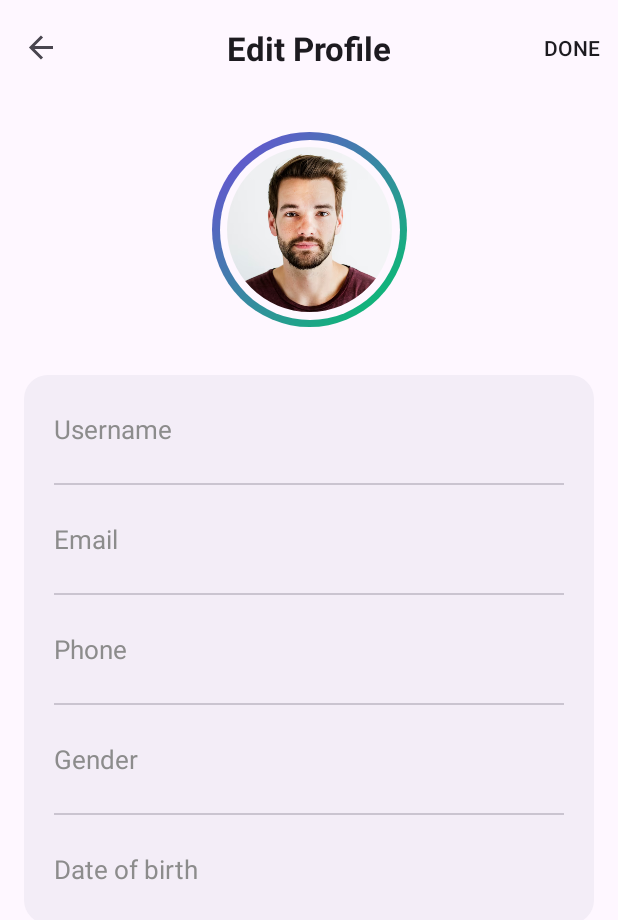
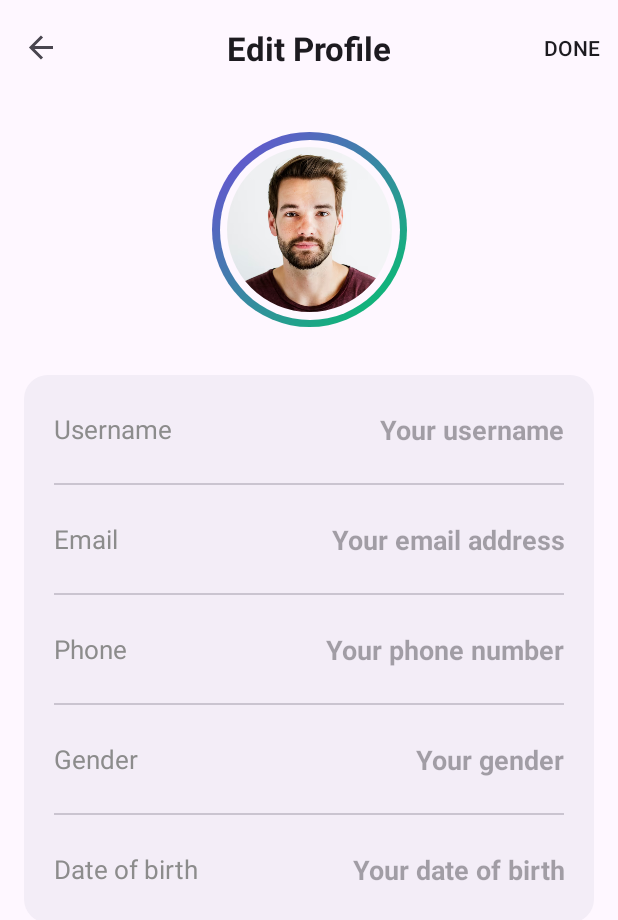
Before and after one commit to ntandat20130221/words-note, an Android app: the EditProfileFragment screen opened through its navigation route, on a phone screen of 412 x 824 dp. Shown: the top 920 px of the screen. Run offline under Robolectric (Android 15) with nearby library versions, the phone set to English and light mode, and no system bars; our stand-ins replace navigation-ui; 4 statements that could not run were skipped.

Commit message:
Styling EditProfileFragment

```diff
--- a/app/src/main/java/com/example/wordnotes/ui/MainActivity.kt
+++ b/app/src/main/java/com/example/wordnotes/ui/MainActivity.kt
@@ -1,8 +1,13 @@
 package com.example.wordnotes.ui
 
 import android.animation.ValueAnimator
+import android.content.Context
+import android.graphics.Rect
 import android.os.Bundle
+import android.view.MotionEvent
 import android.view.View
+import android.view.inputmethod.InputMethodManager
+import android.widget.EditText
 import androidx.annotation.VisibleForTesting
 import androidx.appcompat.app.AppCompatActivity
 import androidx.core.splashscreen.SplashScreen.Companion.installSplashScreen
@@ -14,6 +19,7 @@ import androidx.navigation.fragment.findNavController
 import androidx.navigation.ui.setupWithNavController
 import com.example.wordnotes.R
 import com.example.wordnotes.databinding.ActivityMainBinding
+
 
 interface BottomNavHideable
 
@@ -29,6 +35,22 @@ class MainActivity : AppCompatActivity() {
         binding = ActivityMainBinding.inflate(layoutInflater).also { setContentView(it.root) }
         setUpNavigation()
         controlBottomNavVisibility()
+    }
+
+    override fun dispatchTouchEvent(event: MotionEvent): Boolean {
+        if (event.action == MotionEvent.ACTION_DOWN) {
+            val view = currentFocus
+            if (view is EditText) {
+                val outRect = Rect()
+                view.getGlobalVisibleRect(outRect)
+                if (!outRect.contains(event.rawX.toInt(), event.rawY.toInt())) {
+                    view.clearFocus()
+                    val imm = getSystemService(Context.INPUT_METHOD_SERVICE) as InputMethodManager
+                    imm.hideSoftInputFromWindow(view.getWindowToken(), 0)
+                }
+            }
+        }
+        return super.dispatchTouchEvent(event)
     }
 
     private fun setUpNavigation() {
--- a/app/src/main/java/com/example/wordnotes/ui/account/EditProfileFragment.kt
+++ b/app/src/main/java/com/example/wordnotes/ui/account/EditProfileFragment.kt
@@ -24,6 +24,8 @@ import java.util.Date
 import java.util.Locale
 
 private const val DOB_FORMAT = "dd/MM/yyyy"
+
+// TODO: Styling all layout file, config change: auth & profile package
 
 class EditProfileFragment : Fragment(), BottomNavHideable {
     private var _binding: FragmentEditProfileBinding? = null
@@ -112,8 +114,8 @@ class EditProfileFragment : Fragment(), BottomNavHideable {
                         if (inputUsername.text.toString() != uiState.user.username) inputUsername.setText(uiState.user.username)
                         if (inputEmail.text.toString() != uiState.user.email) inputEmail.setText(uiState.user.email)
                         if (inputPhone.text.toString() != uiState.user.phone) inputPhone.setText(uiState.user.phone)
-                        if (inputGender.text.toString() != uiState.user.gender) inputPhone.setText(uiState.user.gender)
-                        if (inputDob.text.toString() != uiState.user.dob) inputPhone.setText(uiState.user.dob)
+                        if (inputGender.text.toString() != uiState.user.gender) inputGender.setText(uiState.user.gender)
+                        if (inputDob.text.toString() != uiState.user.dob) inputDob.setText(uiState.user.dob)
                     }
                 }
             }
--- /dev/null
+++ b/app/src/main/res/drawable/bg_edit_text_profile.xml
@@ -0,0 +1,9 @@
+<?xml version="1.0" encoding="utf-8"?>
+<selector xmlns:android="http://schemas.android.com/apk/res/android" android:enterFadeDuration="150" android:exitFadeDuration="100">
+    <item android:state_focused="true">
+        <shape android:shape="rectangle">
+            <stroke android:width="2dp" android:color="#1C92ED" />
+            <corners android:radius="4dp" />
+        </shape>
+    </item>
+</selector>
--- a/app/src/main/res/layout/fragment_edit_profile.xml
+++ b/app/src/main/res/layout/fragment_edit_profile.xml
@@ -50,41 +50,33 @@
                 app:shapeAppearanceOverlay="@style/RoundedImageView"
                 app:srcCompat="@drawable/profile" />
 
-            <androidx.constraintlayout.widget.ConstraintLayout
+            <View
+                android:id="@+id/background_view"
                 android:layout_width="0dp"
-                android:layout_height="wrap_content"
+                android:layout_height="0dp"
                 android:layout_marginTop="32dp"
                 android:background="@drawable/bg_edit_profile"
-                android:paddingHorizontal="20dp"
-                android:paddingVertical="24dp"
+                app:layout_constraintBottom_toBottomOf="@id/text_dob"
                 app:layout_constraintEnd_toEndOf="parent"
                 app:layout_constraintStart_toStartOf="parent"
-                app:layout_constraintTop_toBottomOf="@id/view_avatar_outline">
+                app:layout_constraintTop_toBottomOf="@id/view_avatar_outline"
+                app:layout_constraintVertical_bias="0.0" />
 
             <TextView
                 android:id="@+id/text_username"
-                    android:layout_width="wrap_content"
-                    android:layout_height="wrap_content"
+                style="@style/ProfileTextViewStyle"
                 android:text="@string/username"
-                    android:textColor="#8C8C8C"
-                    android:textSize="17sp"
-                    app:layout_constraintStart_toStartOf="parent"
-                    app:layout_constraintTop_toTopOf="parent" />
+                app:layout_constraintStart_toStartOf="@id/background_view"
+                app:layout_constraintTop_toTopOf="@id/background_view" />
 
             <EditText
                 android:id="@+id/input_username"
-                    android:layout_width="0dp"
-                    android:layout_height="wrap_content"
-                    android:background="@null"
-                    android:hint="@null"
+                style="@style/ProfileEditTextStyle"
+                android:layout_marginStart="16dp"
+                android:hint="@string/your_username"
                 android:importantForAutofill="no"
-                    android:inputType="text"
-                    android:paddingStart="16dp"
-                    android:paddingEnd="0dp"
-                    android:textAlignment="textEnd"
-                    android:textStyle="bold"
                 app:layout_constraintBottom_toBottomOf="@+id/text_username"
-                    app:layout_constraintEnd_toEndOf="parent"
+                app:layout_constraintEnd_toEndOf="@id/background_view"
                 app:layout_constraintStart_toEndOf="@+id/text_username"
                 app:layout_constraintTop_toTopOf="@+id/text_username"
                 tools:ignore="LabelFor"
@@ -95,39 +87,30 @@
                 android:layout_width="0dp"
                 android:layout_height="1dp"
                 android:layout_marginTop="24dp"
+                android:layout_marginEnd="8dp"
                 android:background="?colorOutlineVariant"
-                    app:layout_constraintEnd_toEndOf="parent"
-                    app:layout_constraintStart_toStartOf="parent"
+                app:layout_constraintEnd_toEndOf="@+id/input_username"
+                app:layout_constraintStart_toStartOf="@+id/text_username"
                 app:layout_constraintTop_toBottomOf="@id/text_username" />
 
             <TextView
                 android:id="@+id/text_email"
-                    android:layout_width="wrap_content"
-                    android:layout_height="wrap_content"
-                    android:layout_marginTop="24dp"
-                    android:layout_marginBottom="8dp"
+                style="@style/ProfileTextViewStyle"
                 android:text="@string/email"
-                    android:textColor="#8C8C8C"
-                    android:textSize="17sp"
-                    app:layout_constraintStart_toStartOf="parent"
+                app:layout_constraintStart_toStartOf="@+id/background_view"
                 app:layout_constraintTop_toBottomOf="@id/d1" />
 
             <EditText
                 android:id="@+id/input_email"
-                    android:layout_width="0dp"
-                    android:layout_height="wrap_content"
-                    android:background="@null"
-                    android:hint="@null"
+                style="@style/ProfileEditTextStyle"
+                android:hint="@string/your_email_address"
                 android:importantForAutofill="no"
                 android:inputType="textEmailAddress"
-                    android:paddingStart="16dp"
-                    android:paddingEnd="0dp"
-                    android:textAlignment="textEnd"
-                    android:textStyle="bold"
                 app:layout_constraintBottom_toBottomOf="@+id/text_email"
-                    app:layout_constraintEnd_toEndOf="parent"
+                app:layout_constraintEnd_toEndOf="@+id/background_view"
                 app:layout_constraintStart_toEndOf="@+id/text_email"
                 app:layout_constraintTop_toTopOf="@+id/text_email"
+                tools:ignore="LabelFor"
                 tools:text="johnwick@gmail.com" />
 
             <View
@@ -135,81 +118,63 @@
                 android:layout_width="0dp"
                 android:layout_height="1dp"
                 android:layout_marginTop="24dp"
+                android:layout_marginEnd="8dp"
                 android:background="?colorOutlineVariant"
-                    app:layout_constraintEnd_toEndOf="parent"
-                    app:layout_constraintStart_toStartOf="parent"
+                app:layout_constraintEnd_toEndOf="@+id/input_email"
+                app:layout_constraintStart_toStartOf="@+id/text_email"
                 app:layout_constraintTop_toBottomOf="@id/text_email" />
 
             <TextView
                 android:id="@+id/text_phone"
-                    android:layout_width="wrap_content"
-                    android:layout_height="wrap_content"
-                    android:layout_marginTop="24dp"
-                    android:layout_marginBottom="8dp"
+                style="@style/ProfileTextViewStyle"
                 android:text="@string/phone"
-                    android:textColor="#8C8C8C"
-                    android:textSize="17sp"
-                    app:layout_constraintStart_toStartOf="parent"
+                app:layout_constraintStart_toStartOf="@+id/background_view"
                 app:layout_constraintTop_toBottomOf="@id/d2" />
 
             <EditText
                 android:id="@+id/input_phone"
-                    android:layout_width="0dp"
-                    android:layout_height="wrap_content"
-                    android:background="@null"
-                    android:hint="@null"
+                style="@style/ProfileEditTextStyle"
+                android:hint="@string/your_phone_number"
                 android:importantForAutofill="no"
                 android:inputType="phone"
-                    android:paddingStart="16dp"
-                    android:paddingEnd="0dp"
-                    android:textAlignment="textEnd"
-                    android:textStyle="bold"
                 app:layout_constraintBottom_toBottomOf="@+id/text_phone"
-                    app:layout_constraintEnd_toEndOf="parent"
+                app:layout_constraintEnd_toEndOf="@+id/background_view"
                 app:layout_constraintStart_toEndOf="@+id/text_phone"
                 app:layout_constraintTop_toTopOf="@+id/text_phone"
-                    tools:text="+84 44 888 777" />
+                tools:ignore="LabelFor"
+                tools:text="0976 877 899" />
 
             <View
                 android:id="@+id/d3"
                 android:layout_width="0dp"
                 android:layout_height="1dp"
                 android:layout_marginTop="24dp"
+                android:layout_marginEnd="8dp"
                 android:background="?colorOutlineVariant"
-                    app:layout_constraintEnd_toEndOf="parent"
-                    app:layout_constraintStart_toStartOf="parent"
+                app:layout_constraintEnd_toEndOf="@+id/input_phone"
+                app:layout_constraintStart_toStartOf="@+id/text_phone"
                 app:layout_constraintTop_toBottomOf="@id/text_phone" />
 
             <TextView
                 android:id="@+id/text_gender"
-                    android:layout_width="wrap_content"
-                    android:layout_height="wrap_content"
-                    android:layout_marginTop="24dp"
-                    android:layout_marginBottom="8dp"
+                style="@style/ProfileTextViewStyle"
                 android:text="@string/gender"
-                    android:textColor="#8C8C8C"
-                    android:textSize="17sp"
-                    app:layout_constraintStart_toStartOf="parent"
+                app:layout_constraintStart_toStartOf="@+id/background_view"
                 app:layout_constraintTop_toBottomOf="@id/d3" />
 
             <EditText
                 android:id="@+id/input_gender"
-                    android:layout_width="0dp"
-                    android:layout_height="wrap_content"
-                    android:background="@null"
+                style="@style/ProfileEditTextStyle"
                 android:cursorVisible="false"
                 android:focusable="false"
-                    android:hint="@null"
+                android:hint="@string/your_gender"
                 android:importantForAutofill="no"
                 android:inputType="none"
-                    android:paddingStart="16dp"
-                    android:paddingEnd="0dp"
-                    android:textAlignment="textEnd"
-                    android:textStyle="bold"
                 app:layout_constraintBottom_toBottomOf="@+id/text_gender"
-                    app:layout_constraintEnd_toEndOf="parent"
+                app:layout_constraintEnd_toEndOf="@+id/background_view"
                 app:layout_constraintStart_toEndOf="@+id/text_gender"
                 app:layout_constraintTop_toTopOf="@+id/text_gender"
+                tools:ignore="LabelFor"
                 tools:text="Male" />
 
             <View
@@ -217,43 +182,35 @@
                 android:layout_width="0dp"
                 android:layout_height="1dp"
                 android:layout_marginTop="24dp"
+                android:layout_marginEnd="8dp"
                 android:background="?colorOutlineVariant"
-                    app:layout_constraintEnd_toEndOf="parent"
-                    app:layout_constraintStart_toStartOf="parent"
+                app:layout_constraintEnd_toEndOf="@+id/input_gender"
+                app:layout_constraintStart_toStartOf="@+id/text_gender"
                 app:layout_constraintTop_toBottomOf="@id/text_gender" />
 
             <TextView
                 android:id="@+id/text_dob"
-                    android:layout_width="wrap_content"
-                    android:layout_height="wrap_content"
-                    android:layout_marginTop="24dp"
-                    android:layout_marginBottom="8dp"
+                style="@style/ProfileTextViewStyle"
+                android:layout_marginBottom="24dp"
                 android:text="@string/date_of_birth"
-                    android:textColor="#8C8C8C"
-                    android:textSize="17sp"
-                    app:layout_constraintStart_toStartOf="parent"
+                app:layout_constraintBottom_toBottomOf="@id/background_view"
+                app:layout_constraintStart_toStartOf="@+id/background_view"
                 app:layout_constraintTop_toBottomOf="@id/d4" />
 
             <EditText
                 android:id="@+id/input_dob"
-                    android:layout_width="0dp"
-                    android:layout_height="wrap_content"
-                    android:background="@null"
+                style="@style/ProfileEditTextStyle"
                 android:cursorVisible="false"
                 android:focusable="false"
-                    android:hint="@null"
+                android:hint="@string/your_date_of_birth"
                 android:importantForAutofill="no"
                 android:inputType="date"
-                    android:paddingStart="16dp"
-                    android:paddingEnd="0dp"
-                    android:textAlignment="textEnd"
-                    android:textStyle="bold"
                 app:layout_constraintBottom_toBottomOf="@+id/text_dob"
-                    app:layout_constraintEnd_toEndOf="parent"
+                app:layout_constraintEnd_toEndOf="@+id/background_view"
                 app:layout_constraintStart_toEndOf="@+id/text_dob"
                 app:layout_constraintTop_toTopOf="@+id/text_dob"
+                tools:ignore="LabelFor"
                 tools:text="30/12/2002" />
-            </androidx.constraintlayout.widget.ConstraintLayout>
         </androidx.constraintlayout.widget.ConstraintLayout>
     </ScrollView>
 </LinearLayout>
--- a/app/src/main/res/values/strings.xml
+++ b/app/src/main/res/values/strings.xml
@@ -59,6 +59,11 @@
     <string name="gender">Gender</string>
     <string name="phone">Phone</string>
     <string name="username">Username</string>
+    <string name="your_phone_number">Your phone number</string>
+    <string name="your_gender">Your gender</string>
+    <string name="your_date_of_birth">Your date of birth</string>
+    <string name="your_username">Your username</string>
+    <string name="your_email_address">Your email address</string>
 
     <string-array name="gender">
         <item>Male</item>
--- a/app/src/main/res/values/themes.xml
+++ b/app/src/main/res/values/themes.xml
@@ -105,4 +105,27 @@
         <item name="cornerFamily">rounded</item>
         <item name="cornerSize">50%</item>
     </style>
+
+    <style name="ProfileTextViewStyle">
+        <item name="android:layout_width">wrap_content</item>
+        <item name="android:layout_height">wrap_content</item>
+        <item name="android:layout_marginStart">20dp</item>
+        <item name="android:layout_marginTop">24dp</item>
+        <item name="android:textColor">#8C8C8C</item>
+        <item name="android:textSize">17sp</item>
+    </style>
+
+    <!-- Profile EditText -->
+    <style name="ProfileEditTextStyle">
+        <item name="android:layout_width">0dp</item>
+        <item name="android:layout_height">wrap_content</item>
+        <item name="android:layout_marginStart">16dp</item>
+        <item name="android:layout_marginEnd">12dp</item>
+        <item name="android:background">@drawable/bg_edit_text_profile</item>
+        <item name="android:inputType">text</item>
+        <item name="android:padding">8dp</item>
+        <item name="android:textAlignment">textEnd</item>
+        <item name="android:textColor">?colorOnSurface</item>
+        <item name="android:textStyle">bold</item>
+    </style>
 </resources>
```
Also changed, not shown: 1 other file. Lines whose indentation alone changed are shown as unchanged.
